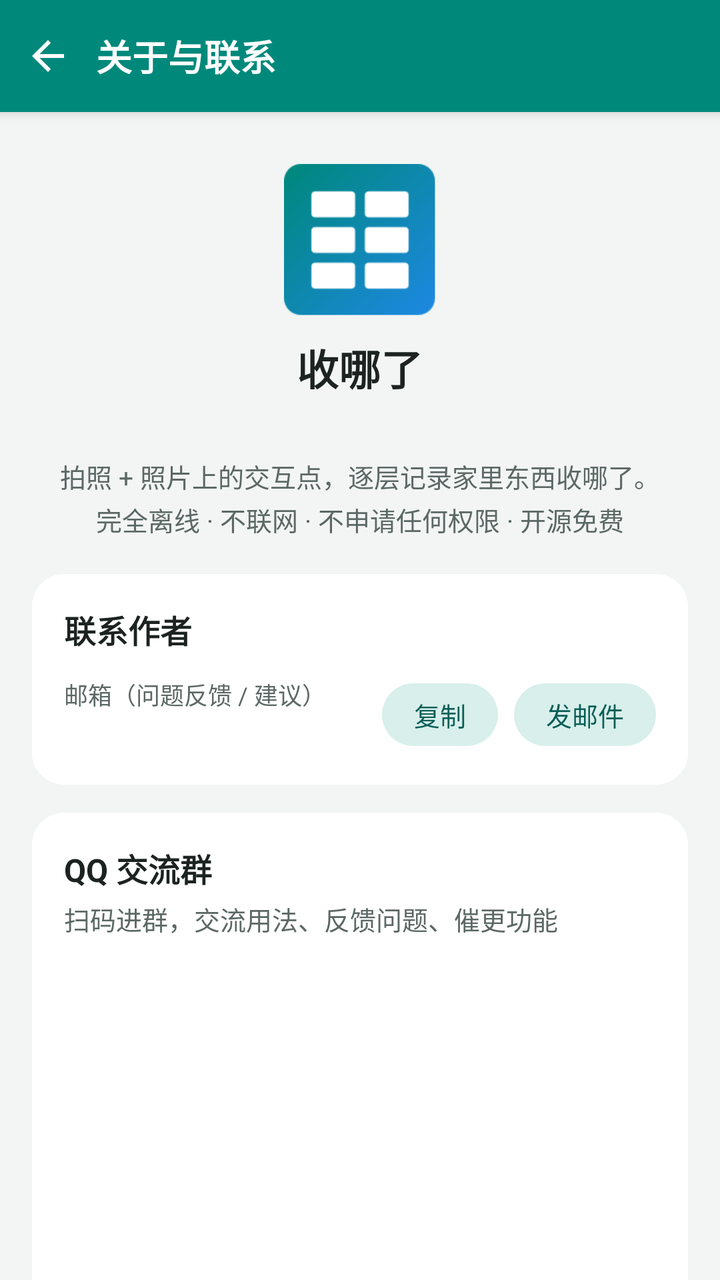
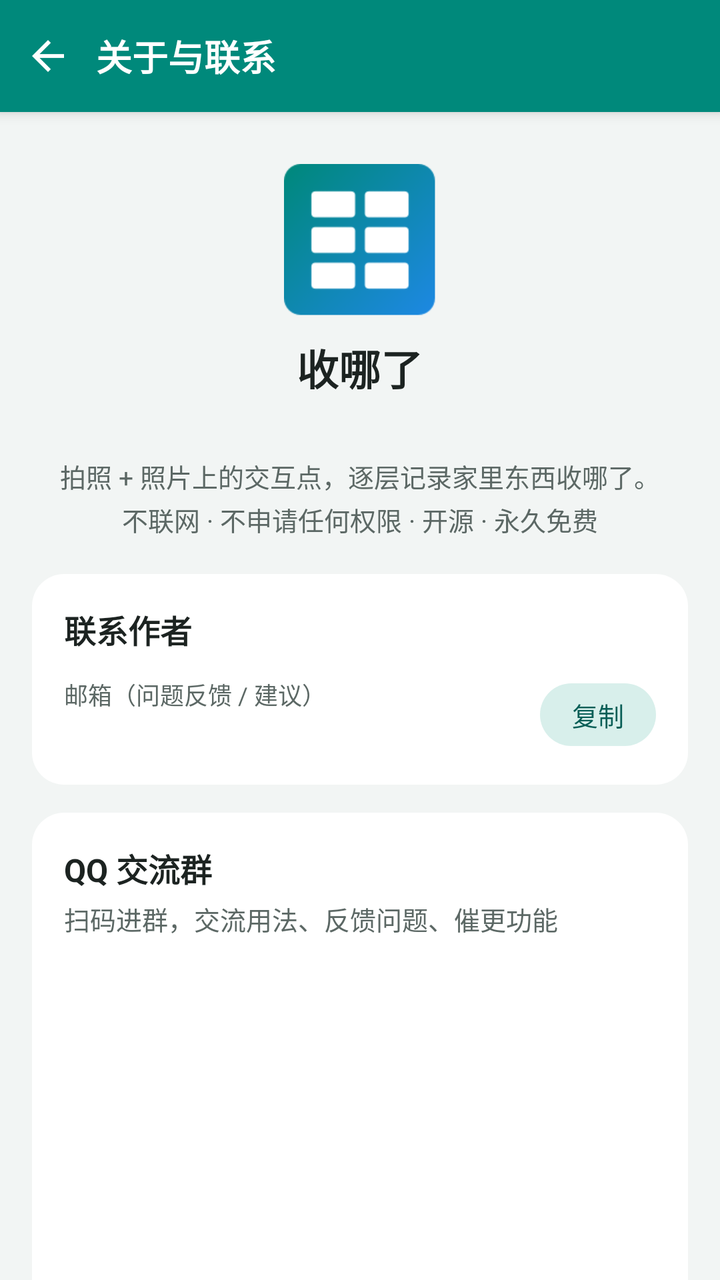

An Android layout rendered at two revisions. The XML below is the earlier revision; the diff shows what the commit changed to produce the second picture.
<!-- AndroidManifest.xml: application theme AppTheme -->
<!-- res/layout/activity_about.xml -->
<?xml version="1.0" encoding="utf-8"?>
<LinearLayout xmlns:android="http://schemas.android.com/apk/res/android"
    android:layout_width="match_parent"
    android:layout_height="match_parent"
    android:orientation="vertical"
    android:background="@color/surface">

    <LinearLayout
        android:layout_width="match_parent"
        android:layout_height="56dp"
        android:orientation="horizontal"
        android:background="@color/headerBg"
        android:gravity="center_vertical"
        android:elevation="4dp">

        <ImageButton
            android:id="@+id/btnBack"
            android:layout_width="48dp"
            android:layout_height="match_parent"
            android:background="?android:attr/selectableItemBackgroundBorderless"
            android:scaleType="center"
            android:src="@drawable/ic_back"
            android:contentDescription="@string/cd_back" />

        <TextView
            android:layout_width="wrap_content"
            android:layout_height="wrap_content"
            android:text="@string/about_title"
            android:textColor="@color/onHeader"
            android:textSize="18sp"
            android:textStyle="bold" />
    </LinearLayout>

    <ScrollView
        android:layout_width="match_parent"
        android:layout_height="match_parent"
        android:scrollbars="none">

        <LinearLayout
            android:layout_width="match_parent"
            android:layout_height="wrap_content"
            android:orientation="vertical"
            android:padding="16dp">

            
            <LinearLayout
                android:layout_width="match_parent"
                android:layout_height="wrap_content"
                android:orientation="vertical"
                android:gravity="center"
                android:paddingTop="10dp"
                android:paddingBottom="18dp">

                <ImageView
                    android:layout_width="76dp"
                    android:layout_height="76dp"
                    android:src="@mipmap/ic_launcher"
                    android:contentDescription="@string/app_name" />

                <TextView
                    android:layout_width="wrap_content"
                    android:layout_height="wrap_content"
                    android:layout_marginTop="10dp"
                    android:text="@string/app_name"
                    android:textColor="@color/onSurface"
                    android:textSize="21sp"
                    android:textStyle="bold" />

                <TextView
                    android:id="@+id/tvVersion"
                    android:layout_width="wrap_content"
                    android:layout_height="wrap_content"
                    android:layout_marginTop="4dp"
                    android:textColor="@color/onSurfaceVariant"
                    android:textSize="13sp" />

                <TextView
                    android:layout_width="wrap_content"
                    android:layout_height="wrap_content"
                    android:layout_marginTop="8dp"
                    android:gravity="center"
                    android:lineSpacingExtra="3dp"
                    android:text="@string/about_tagline"
                    android:textColor="@color/onSurfaceVariant"
                    android:textSize="13sp" />
            </LinearLayout>

            
            <LinearLayout
                android:layout_width="match_parent"
                android:layout_height="wrap_content"
                android:orientation="vertical"
                android:background="@drawable/bg_card"
                android:padding="16dp">

                <TextView
                    android:layout_width="wrap_content"
                    android:layout_height="wrap_content"
                    android:text="@string/about_contact"
                    android:textColor="@color/onSurface"
                    android:textSize="16sp"
                    android:textStyle="bold" />

                <LinearLayout
                    android:layout_width="match_parent"
                    android:layout_height="wrap_content"
                    android:layout_marginTop="12dp"
                    android:orientation="horizontal"
                    android:gravity="center_vertical">

                    <LinearLayout
                        android:layout_width="0dp"
                        android:layout_height="wrap_content"
                        android:layout_weight="1"
                        android:orientation="vertical">

                        <TextView
                            android:layout_width="wrap_content"
                            android:layout_height="wrap_content"
                            android:text="@string/label_email"
                            android:textColor="@color/onSurfaceVariant"
                            android:textSize="12sp" />

                        <TextView
                            android:id="@+id/tvEmail"
                            android:layout_width="wrap_content"
                            android:layout_height="wrap_content"
                            android:textColor="@color/onSurface"
                            android:textSize="15sp" />
                    </LinearLayout>

                    <TextView
                        android:id="@+id/btnCopyEmail"
                        android:layout_width="wrap_content"
                        android:layout_height="wrap_content"
                        android:background="@drawable/bg_chip"
                        android:paddingLeft="16dp"
                        android:paddingRight="16dp"
                        android:paddingTop="6dp"
                        android:paddingBottom="6dp"
                        android:text="@string/btn_copy"
                        android:textColor="@color/chipText"
                        android:textSize="13sp" />

                    <TextView
                        android:id="@+id/btnMail"
                        android:layout_width="wrap_content"
                        android:layout_height="wrap_content"
                        android:layout_marginLeft="8dp"
                        android:background="@drawable/bg_chip"
                        android:paddingLeft="16dp"
                        android:paddingRight="16dp"
                        android:paddingTop="6dp"
                        android:paddingBottom="6dp"
                        android:text="@string/btn_mail"
                        android:textColor="@color/chipText"
                        android:textSize="13sp" />
                </LinearLayout>
            </LinearLayout>

            
            <LinearLayout
                android:layout_width="match_parent"
                android:layout_height="wrap_content"
                android:layout_marginTop="14dp"
                android:orientation="vertical"
                android:background="@drawable/bg_card"
                android:padding="16dp">

                <TextView
                    android:layout_width="wrap_content"
                    android:layout_height="wrap_content"
                    android:text="@string/about_qq_title"
                    android:textColor="@color/onSurface"
                    android:textSize="16sp"
                    android:textStyle="bold" />

                <TextView
                    android:layout_width="wrap_content"
                    android:layout_height="wrap_content"
                    android:layout_marginTop="4dp"
                    android:text="@string/about_qq_sub"
                    android:textColor="@color/onSurfaceVariant"
                    android:textSize="13sp" />

                <ImageView
                    android:id="@+id/qrQQ"
                    android:layout_width="220dp"
                    android:layout_height="220dp"
                    android:layout_gravity="center_horizontal"
                    android:layout_marginTop="12dp"
                    android:scaleType="fitCenter"
                    android:contentDescription="@string/about_qq_title" />
            </LinearLayout>

            
            <LinearLayout
                android:layout_width="match_parent"
                android:layout_height="wrap_content"
                android:layout_marginTop="14dp"
                android:orientation="vertical"
                android:background="@drawable/bg_card"
                android:padding="16dp">

                <TextView
                    android:layout_width="wrap_content"
                    android:layout_height="wrap_content"
                    android:text="@string/about_donate_title"
                    android:textColor="@color/onSurface"
                    android:textSize="16sp"
                    android:textStyle="bold" />

                <TextView
                    android:layout_width="wrap_content"
                    android:layout_height="wrap_content"
                    android:layout_marginTop="4dp"
                    android:lineSpacingExtra="3dp"
                    android:text="@string/about_donate_sub"
                    android:textColor="@color/onSurfaceVariant"
                    android:textSize="13sp" />

                <ImageView
                    android:id="@+id/qrDonate"
                    android:layout_width="220dp"
                    android:layout_height="220dp"
                    android:layout_gravity="center_horizontal"
                    android:layout_marginTop="12dp"
                    android:scaleType="fitCenter"
                    android:contentDescription="@string/about_donate_title" />
            </LinearLayout>

            
            <LinearLayout
                android:layout_width="match_parent"
                android:layout_height="wrap_content"
                android:layout_marginTop="14dp"
                android:orientation="vertical"
                android:background="@drawable/bg_card"
                android:padding="16dp">

                <TextView
                    android:layout_width="wrap_content"
                    android:layout_height="wrap_content"
                    android:text="@string/about_license_title"
                    android:textColor="@color/onSurface"
                    android:textSize="16sp"
                    android:textStyle="bold" />

                <TextView
                    android:layout_width="wrap_content"
                    android:layout_height="wrap_content"
                    android:layout_marginTop="4dp"
                    android:text="@string/about_license_sub"
                    android:textColor="@color/onSurfaceVariant"
                    android:textSize="13sp" />

                <LinearLayout
                    android:layout_width="wrap_content"
                    android:layout_height="wrap_content"
                    android:layout_marginTop="12dp"
                    android:orientation="horizontal">

                    <TextView
                        android:id="@+id/btnLicense"
                        android:layout_width="wrap_content"
                        android:layout_height="wrap_content"
                        android:background="@drawable/bg_chip"
                        android:paddingLeft="16dp"
                        android:paddingRight="16dp"
                        android:paddingTop="6dp"
                        android:paddingBottom="6dp"
                        android:text="@string/btn_license"
                        android:textColor="@color/chipText"
                        android:textSize="13sp" />

                    <TextView
                        android:id="@+id/btnSource"
                        android:layout_width="wrap_content"
                        android:layout_height="wrap_content"
                        android:layout_marginLeft="10dp"
                        android:background="@drawable/bg_chip"
                        android:paddingLeft="16dp"
                        android:paddingRight="16dp"
                        android:paddingTop="6dp"
                        android:paddingBottom="6dp"
                        android:text="@string/btn_source"
                        android:textColor="@color/chipText"
                        android:textSize="13sp" />
                </LinearLayout>
            </LinearLayout>

            <TextView
                android:id="@+id/tvCopyright"
                android:layout_width="match_parent"
                android:layout_height="wrap_content"
                android:layout_marginTop="18dp"
                android:layout_marginBottom="10dp"
                android:gravity="center"
                android:textColor="@color/onSurfaceVariant"
                android:textSize="12sp" />
        </LinearLayout>
    </ScrollView>
</LinearLayout>
<!-- resources referenced by this layout -->
<resources>
  <color name="chipText">#085E56</color>
  <color name="headerBg">#00897B</color>
  <color name="onHeader">#FFFFFF</color>
  <color name="onSurface">#1C2321</color>
  <color name="onSurfaceVariant">#5C6865</color>
  <color name="surface">#F2F5F4</color>
  <!-- drawable bg_card (drawable) -->
  <?xml version="1.0" encoding="utf-8"?>
  <shape xmlns:android="http://schemas.android.com/apk/res/android" android:shape="rectangle">
      <solid android:color="@color/cardBg" />
      <corners android:radius="16dp" />
  </shape>
  <!-- drawable bg_chip (drawable) -->
  <?xml version="1.0" encoding="utf-8"?>
  <ripple xmlns:android="http://schemas.android.com/apk/res/android"
      android:color="#26000000">
      <item>
          <shape android:shape="rectangle">
              <solid android:color="@color/chipBg" />
              <corners android:radius="16dp" />
          </shape>
      </item>
  </ripple>
  <!-- drawable ic_back (drawable) -->
  <?xml version="1.0" encoding="utf-8"?>
  <vector xmlns:android="http://schemas.android.com/apk/res/android"
      android:width="24dp" android:height="24dp"
      android:viewportWidth="24" android:viewportHeight="24">
      <path android:fillColor="#FFFFFFFF"
          android:pathData="M20,11H7.83l5.59,-5.59L12,4l-8,8 8,8 1.41,-1.41L7.83,13H20V11z" />
  </vector>
  <string name="about_contact">联系作者</string>
  <string name="about_donate_sub">如果这个小工具帮到了你，可以请作者喝杯咖啡 ☕\n（微信 / 支付宝扫一扫）</string>
  <string name="about_donate_title">赞助支持</string>
  <string name="about_license_sub">本应用以 MIT 协议开源：可自由使用、修改和分发，需保留版权声明。</string>
  <string name="about_license_title">开源协议</string>
  <string name="about_qq_sub">扫码进群，交流用法、反馈问题、催更功能</string>
  <string name="about_qq_title">QQ 交流群</string>
  <string name="about_tagline">拍照 + 照片上的交互点，逐层记录家里东西收哪了。\n完全离线 · 不联网 · 不申请任何权限 · 开源免费</string>
  <string name="about_title">关于与联系</string>
  <string name="app_name">收哪了</string>
  <string name="btn_copy">复制</string>
  <string name="btn_license">查看 MIT 协议全文</string>
  <string name="btn_mail">发邮件</string>
  <string name="btn_source">查看源代码</string>
  <string name="cd_back">返回上一级</string>
  <string name="label_email">邮箱（问题反馈 / 建议）</string>
  <style name="AppTheme" parent="@android:style/Theme.Material.Light.NoActionBar">
          <item name="android:colorPrimary">@color/primary</item>
          <item name="android:colorPrimaryDark">@color/statusBarBg</item>
          <item name="android:colorAccent">@color/dialogAccent</item>
          <item name="android:colorControlActivated">@color/dialogAccent</item>
          <item name="android:colorControlHighlight">@color/controlHighlight</item>
          <item name="android:statusBarColor">@color/statusBarBg</item>
          <item name="android:navigationBarColor">@color/navBarBg</item>
          <item name="android:windowBackground">@color/surface</item>
          <item name="android:textColorPrimary">@color/onSurface</item>
          <item name="android:textColorSecondary">@color/onSurfaceVariant</item>
          
          <item name="android:forceDarkAllowed">false</item>
          <item name="android:alertDialogTheme">@style/AppDialog</item>
      </style>
  <color name="cardBg">#FFFFFF</color>
  <color name="chipBg">#D8EFEB</color>
  <color name="primary">#00897B</color>
  <color name="statusBarBg">#00695C</color>
  <color name="dialogAccent">#00897B</color>
  <color name="controlHighlight">#1E00897B</color>
  <color name="navBarBg">#00695C</color>
  <style name="AppDialog" parent="@android:style/Theme.Material.Light.Dialog.Alert">
          <item name="android:colorAccent">@color/dialogAccent</item>
          <item name="android:colorControlActivated">@color/dialogAccent</item>
          <item name="android:windowBackground">@drawable/bg_dialog</item>
      </style>
  <!-- drawable bg_dialog (drawable) -->
  <?xml version="1.0" encoding="utf-8"?>
  <shape xmlns:android="http://schemas.android.com/apk/res/android" android:shape="rectangle">
      <solid android:color="@color/cardBg" />
      <corners android:radius="24dp" />
  </shape>
  <!-- unchanged entries left out for length: 1 -->
</resources>

<!-- the commit's change to res/layout/activity_about.xml (unified diff, before → after) -->
@@ -139,20 +139,6 @@
                         android:paddingTop="6dp"
                         android:paddingBottom="6dp"
                         android:text="@string/btn_copy"
-                        android:textColor="@color/chipText"
-                        android:textSize="13sp" />
-
-                    <TextView
-                        android:id="@+id/btnMail"
-                        android:layout_width="wrap_content"
-                        android:layout_height="wrap_content"
-                        android:layout_marginLeft="8dp"
-                        android:background="@drawable/bg_chip"
-                        android:paddingLeft="16dp"
-                        android:paddingRight="16dp"
-                        android:paddingTop="6dp"
-                        android:paddingBottom="6dp"
-                        android:text="@string/btn_mail"
                         android:textColor="@color/chipText"
                         android:textSize="13sp" />
                 </LinearLayout>
<!-- resource entries referenced after the edit -->
@@ -34,16 +34,15 @@
   <string name="about_contact">联系作者</string>
   <string name="about_donate_sub">如果这个小工具帮到了你，可以请作者喝杯咖啡 ☕\n（微信 / 支付宝扫一扫）</string>
   <string name="about_donate_title">赞助支持</string>
-  <string name="about_license_sub">本应用以 MIT 协议开源：可自由使用、修改和分发，需保留版权声明。</string>
-  <string name="about_license_title">开源协议</string>
+  <string name="about_license_sub">本应用以 MIT 协议开源，永久免费，可自由使用、修改和分发，仅需保留版权声明。</string>
+  <string name="about_license_title">开源与源码</string>
   <string name="about_qq_sub">扫码进群，交流用法、反馈问题、催更功能</string>
   <string name="about_qq_title">QQ 交流群</string>
-  <string name="about_tagline">拍照 + 照片上的交互点，逐层记录家里东西收哪了。\n完全离线 · 不联网 · 不申请任何权限 · 开源免费</string>
+  <string name="about_tagline">拍照 + 照片上的交互点，逐层记录家里东西收哪了。\n不联网 · 不申请任何权限 · 开源 · 永久免费</string>
   <string name="about_title">关于与联系</string>
   <string name="app_name">收哪了</string>
   <string name="btn_copy">复制</string>
-  <string name="btn_license">查看 MIT 协议全文</string>
-  <string name="btn_mail">发邮件</string>
+  <string name="btn_license">查看开源协议</string>
   <string name="btn_source">查看源代码</string>
   <string name="cd_back">返回上一级</string>
   <string name="label_email">邮箱（问题反馈 / 建议）</string>
